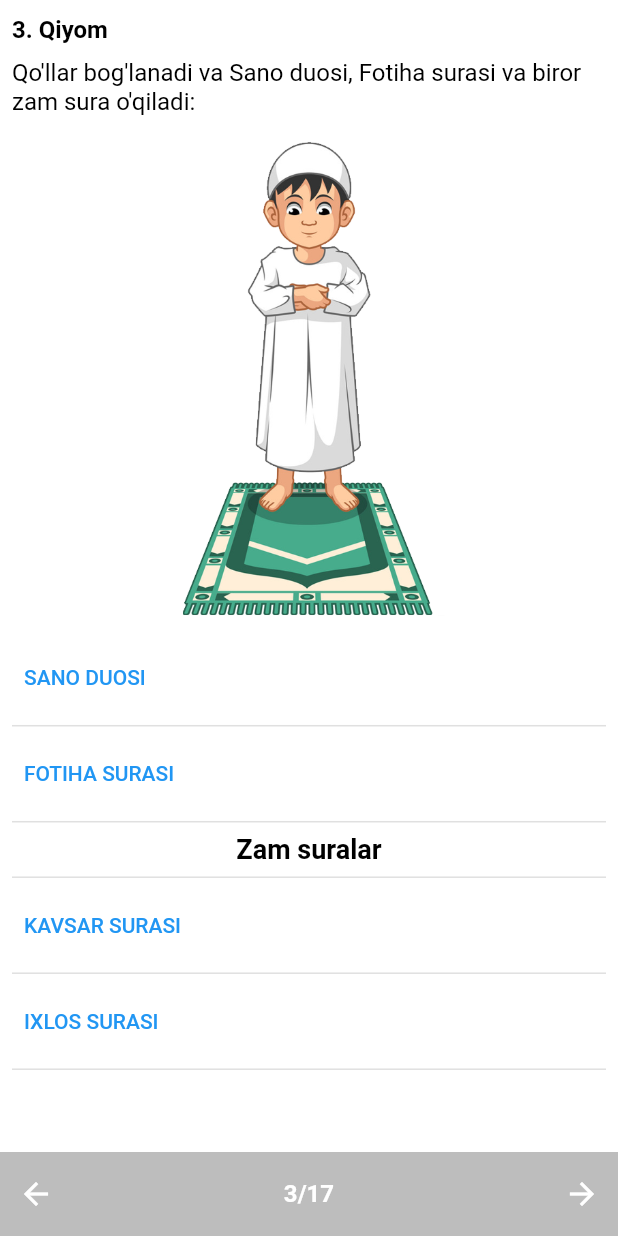
After one commit to burhonjonturdaliyev/namoz_app, a Flutter app: the Qiyom_peshin screen opened directly, on a phone screen of 412 x 824 dp. The commit adds this screen. Run offline on Flutter 3.47's test engine with Material 2 defaults, Android fonts, the light colour scheme and no system bars; our stand-ins replace animated_text_kit, audioplayers; project files that could hold a hidden picture were left out.

Commit message:
beginning of peshin

```diff
--- /dev/null
+++ b/lib/erkaklar_uchun/peshin/pages/3_Qiyom__Peshin.dart
@@ -0,0 +1,378 @@
+// ignore_for_file: camel_case_types, file_names, prefer_const_constructors
+
+import 'package:flutter/material.dart';
+import 'package:namoz_app/erkaklar_uchun/peshin/pages/4_Ruku_Peshin.dart';
+
+import '../../../Widgets/audio.dart';
+import '../../../Widgets/hiden.dart';
+import '../../../Widgets/text_style.dart';
+import '../../../slider/slider_azon.dart';
+
+class Qiyom_peshin extends StatefulWidget {
+  const Qiyom_peshin({super.key});
+
+  @override
+  State<Qiyom_peshin> createState() => _Qiyom_peshinState();
+}
+
+class _Qiyom_peshinState extends State<Qiyom_peshin> {
+  @override
+  Widget build(BuildContext context) {
+    return Scaffold(
+      backgroundColor: Colors.white,
+      body: SafeArea(
+        child: Column(
+          mainAxisAlignment: MainAxisAlignment.spaceBetween,
+          children: [
+            Container(
+              color: Colors.white,
+              height: MediaQuery.of(context).size.height * 0.89,
+              child: Padding(
+                padding: const EdgeInsets.only(top: 10, right: 8, left: 8),
+                child: ListView(
+                  // ignore: prefer_const_literals_to_create_immutables
+                  children: [
+                    Row(
+                      // ignore: prefer_const_literals_to_create_immutables
+                      children: [
+                        Bold_style(text: "3. Qiyom"),
+                      ],
+                    ),
+                    SizedBox(
+                      height: 10,
+                    ),
+                    Row(
+                      children: [
+                        Info_style(
+                            text:
+                                "Qo'llar bog'lanadi va Sano duosi, Fotiha surasi va biror zam sura o'qiladi:")
+                      ],
+                    ),
+                    SizedBox(
+                      height: 10,
+                    ),
+                    Row(
+                      mainAxisAlignment: MainAxisAlignment.center,
+                      children: [
+                        Image.asset(
+                          "Images/Niyat.png",
+                          width: MediaQuery.of(context).size.width * 0.45,
+                        )
+                      ],
+                    ),
+                    SizedBox(
+                      height: 10,
+                    ),
+                    Hiden_context(
+                        Display: Column(children: [
+                          Row(
+                            // ignore: prefer_const_literals_to_create_immutables
+                            children: [
+                              Bold_style(
+                                  text:
+                                      "Subhanakallouhumma va bihamdika va tabarokasmuka va taa’la jadduka va la ilaha g‘oyruk")
+                            ],
+                          ),
+                          SizedBox(
+                            height: 10,
+                          ),
+                          Row(
+                            children: [
+                              Info_style(
+                                  text:
+                                      "Ma'nosi: «Allohim! Sening noming muborakdir. Shon-sharafing ulug'dir. Sendan o'zga iloh yo'qdir»")
+                            ],
+                          ),
+                          SizedBox(
+                            height: 15,
+                          ),
+                          Row(
+                            mainAxisAlignment: MainAxisAlignment.center,
+                            children: [
+                              Audio_widgets(location: ("Sano_duo.mp3"))
+                            ],
+                          )
+                        ]),
+                        Hide: "SANO DUOSI",
+                        Show: "SANO DUOSI"),
+                    Divider(
+                      thickness: 1,
+                    ),
+                    Hiden_context(
+                        Display: Column(children: [
+                          Row(
+                            // ignore: prefer_const_literals_to_create_immutables
+                            children: [
+                              Italic_style(
+                                  text:
+                                      "بِسْمِ اللَّهِ الرَّحْمَٰنِ الرَّحِيمِ \nالْحَمْدُ لِلَّهِ رَبِّ الْعَالَمِينَ \nالرَّحْمَٰنِ الرَّحِيمِ \nمَالِكِ يَوْمِ الدِّينِ \nإِيَّاكَ نَعْبُدُ وَإِيَّاكَ نَسْتَعِينُ \nاهْدِنَا الصِّرَاطَ الْمُسْتَقِيمَ \nصِرَاطَ الَّذِينَ أَنْعَمْتَ عَلَيْهِمْ غَيْرِ الْمَغْضُوبِ عَلَيْهِمْ وَلَا الضَّالِّينَ ")
+                            ],
+                          ),
+                          SizedBox(
+                            height: 10,
+                          ),
+                          Row(
+                            // ignore: prefer_const_literals_to_create_immutables
+                            children: [
+                              Bold_style(
+                                  text:
+                                      "A’uzu billahi minash shaytonir rojiym. Bismillahir rohmanir rohiym. Al hamdulillahi robbil ‘alamiyn. Ar-rohmanir rohiym. Maliki yavmiddiyn. Iyyaka na’budu va iyyaka nasta’iyn. Ihdinas sirotol mustaqiym. Sirotollaziyna an’amta ‘alayhim g‘oyril mag‘zubi ‘alayhim valazzolliyn.")
+                            ],
+                          ),
+                          SizedBox(
+                            height: 10,
+                          ),
+                          Row(
+                            children: [
+                              Info_style(
+                                  text:
+                                      "Mazmuni: Allohning dargohidan quvilgan shayton yomonligidan Allohning panohiga qochaman. Mehribon va rahmli Alloh nomi bilan (boshlayman). Hamd olamlar rabbi Allohgakim, (U) mehribon, rahmli va hisob-kitob kuni (Qiyomat)ning egasidir. Sengagina ibodat qilamiz va Sendangina yordam so'raymiz! Bizni shunday to'g'ri yo'lga boshlaginki, (U) Sen in'om (hidoyat) etganlarning (payg'ambarlar, siddiq va shahidlarning) yo'lidir, g'azabga uchragan (Muso qavmidan itoatsizlarining) va adashgan (Iso qavmining «Allohning farzandi bor» deydigan)larning emas!")
+                            ],
+                          ),
+                          SizedBox(
+                            height: 15,
+                          ),
+                          Row(
+                            mainAxisAlignment: MainAxisAlignment.center,
+                            children: [
+                              Audio_widgets(location: ("Fotiha_surasi.mp3"))
+                            ],
+                          )
+                        ]),
+                        Hide: "FOTIHA SURASI",
+                        Show: "FOTIHA SURASI"),
+                    Divider(
+                      thickness: 1,
+                    ),
+                    Row(
+                      mainAxisAlignment: MainAxisAlignment.center,
+                      // ignore: prefer_const_literals_to_create_immutables
+                      children: [
+                        Text(
+                          "Zam suralar",
+                          style: TextStyle(
+                              color: Colors.black,
+                              fontSize: 18,
+                              fontWeight: FontWeight.bold),
+                        )
+                      ],
+                    ),
+                    Divider(
+                      thickness: 1,
+                    ),
+                    Hiden_context(
+                        Display: Column(children: [
+                          Row(
+                            // ignore: prefer_const_literals_to_create_immutables
+                            children: [
+                              Italic_style(
+                                  text:
+                                      "إِنَّا أَعْطَيْنَاكَ الْكَوْثَرَ \nفَصَلِّ لِرَبِّكَ وَانْحَرْ \nإِنَّ شَانِئَكَ هُوَ الْأَبْتَرُ ")
+                            ],
+                          ),
+                          SizedBox(
+                            height: 10,
+                          ),
+                          Row(
+                            // ignore: prefer_const_literals_to_create_immutables
+                            children: [
+                              Bold_style(
+                                  text:
+                                      "Inna a’toynakal-kavsar. Fa solli lirobbika vanhar. Inna shaniaka huval abtar.")
+                            ],
+                          ),
+                          SizedBox(
+                            height: 10,
+                          ),
+                          Row(
+                            children: [
+                              Info_style(
+                                  text:
+                                      "Mazmuni: «(Ey Muhammad,) darhaqiqat, Biz Sizga Kavsarni berdik. Bas, Rabbingiz uchun namoz o'qing va (tuya) so'yib qurbonlik qiling! Albatta, g'animingizning o'zi (barcha yaxshiliklardan) mahrumdir».")
+                            ],
+                          ),
+                          SizedBox(
+                            height: 10,
+                          ),
+                          Row(
+                            children: [
+                              Info_style(
+                                  text:
+                                      "(Kavsar — jannatdagi bir ajib daryo yoki hovuzning nomi. Uning suvi asaldan totli, qor va suvdan oq. Undan ichgan kishi abadiy chanqoqlik ko'rmaydi.)")
+                            ],
+                          ),
+                          SizedBox(
+                            height: 15,
+                          ),
+                          Row(
+                            mainAxisAlignment: MainAxisAlignment.center,
+                            children: [
+                              Audio_widgets(location: ("Kavsar_surasi.mp3"))
+                            ],
+                          )
+                        ]),
+                        Hide: "KAVSAR SURASI",
+                        Show: "KAVSAR SURASI"),
+                    Divider(
+                      thickness: 1,
+                    ),
+                    Hiden_context(
+                        Display: Column(children: [
+                          Row(
+                            // ignore: prefer_const_literals_to_create_immutables
+                            children: [
+                              Italic_style(
+                                  text:
+                                      "قُلْ هُوَ اللَّهُ أَحَدٌ \nاللَّهُ الصَّمَدُ \nلَمْ يَلِدْ وَلَمْ يُولَدْ \nوَلَمْ يَكُنْ لَهُ كُفُوًا أَحَدٌ ")
+                            ],
+                          ),
+                          SizedBox(
+                            height: 10,
+                          ),
+                          Row(
+                            // ignore: prefer_const_literals_to_create_immutables
+                            children: [
+                              Bold_style(
+                                  text:
+                                      "Qul huvallohu ahad. Allohus-somad. Lam yalid. Va lam yuvlad va lam yakullahu kufuvan ahad.")
+                            ],
+                          ),
+                          SizedBox(
+                            height: 10,
+                          ),
+                          Row(
+                            children: [
+                              Info_style(
+                                  text:
+                                      "Mazmuni: (Ey Muhammad,) ayting: «U — Alloh yagonadir. Alloh behojat, (lekin) hojatbarordir. U tug'magan va tug'ilmagan ham. Shuningdek, Unga teng biror zot yo'qdir».")
+                            ],
+                          ),
+                          SizedBox(
+                            height: 15,
+                          ),
+                          Row(
+                            mainAxisAlignment: MainAxisAlignment.center,
+                            children: [
+                              Audio_widgets(location: ("Ixlos_surasi.mp3"))
+                            ],
+                          )
+                        ]),
+                        Hide: "IXLOS SURASI",
+                        Show: "IXLOS SURASI"),
+                    Divider(
+                      thickness: 1,
+                    ),
+                    Hiden_context(
+                        Display: Column(children: [
+                          Row(
+                            // ignore: prefer_const_literals_to_create_immutables
+                            children: [
+                              Italic_style(
+                                  text:
+                                      "قُلْ أَعُوذُ بِرَبِّ الْفَلَقِ \nمِنْ شَرِّ مَا خَلَقَ \nوَمِنْ شَرِّ غَاسِقٍ إِذَا وَقَبَ \nوَمِنْ شَرِّ النَّفَّاثَاتِ فِي الْعُقَدِ \nوَمِنْ شَرِّ حَاسِدٍ إِذَا حَسَدَ ")
+                            ],
+                          ),
+                          SizedBox(
+                            height: 10,
+                          ),
+                          Row(
+                            // ignore: prefer_const_literals_to_create_immutables
+                            children: [
+                              Bold_style(
+                                  text:
+                                      "Qul a’uzu birobbil falaq. Min sharri ma xolaq. Va min sharri g‘osiqin iza vaqob. Va min sharrin-naffasati fil ‘uqod. Va min sharri hasidin iza hasad.")
+                            ],
+                          ),
+                          SizedBox(
+                            height: 10,
+                          ),
+                          Row(
+                            children: [
+                              Info_style(
+                                  text:
+                                      "Mazmuni: «(Ey Muhammad,) ayting: \"Panoh tilab iltijo qilurman tong Parvardigoriga yaratgan narsasi yovuzligidan, tugunchaga dam uruvchi ayollar yovuzligidan hamda hasadchining hasadi yovuzligidan\"».")
+                            ],
+                          ),
+                          SizedBox(
+                            height: 15,
+                          ),
+                          Row(
+                            mainAxisAlignment: MainAxisAlignment.center,
+                            children: [
+                              Audio_widgets(location: ("Falaq_surasi.mp3"))
+                            ],
+                          )
+                        ]),
+                        Hide: "FALAQ SURASI",
+                        Show: "FALAQ SURASI"),
+                    Divider(
+                      thickness: 1,
+                    ),
+                    Hiden_context(
+                        Display: Column(children: [
+                          Row(
+                            // ignore: prefer_const_literals_to_create_immutables
+                            children: [
+                              Italic_style(
+                                  text:
+                                      "قُلْ أَعُوذُ بِرَبِّ النَّاسِ \nمَلِكِ النَّاسِ \nإِلَٰهِ النَّاسِ \nمِنْ شَرِّ الْوَسْوَاسِ الْخَنَّاسِ \nالَّذِي يُوَسْوِسُ فِي صُدُورِ النَّاسِ \nمِنَ الْجِنَّةِ وَالنَّاسِ ")
+                            ],
+                          ),
+                          SizedBox(
+                            height: 10,
+                          ),
+                          Row(
+                            // ignore: prefer_const_literals_to_create_immutables
+                            children: [
+                              Bold_style(
+                                  text:
+                                      "Qul a’uzu birrobin-nasi malikin-nasi ilahin-nasi min sharril vasvasil xonnas. Allaziy yuvasvisu fiy sudurin-nasi minal jinnati van-nas.")
+                            ],
+                          ),
+                          SizedBox(
+                            height: 10,
+                          ),
+                          Row(
+                            children: [
+                              Info_style(
+                                  text:
+                                      "Mazmuni: «(Ey Muhammad,) ayting: \"Panoh tilab iltijo qilurman odamlar Parvardigoriga, odamlar Podshohiga, odamlar Ilohiga yashirin vasvasachi (shayton) yovuzligidanki, (u) odamlarning dillariga vasvasa solur. (O'zi) jinlar va odamlardandir\"».")
+                            ],
+                          ),
+                          SizedBox(
+                            height: 15,
+                          ),
+                          Row(
+                            mainAxisAlignment: MainAxisAlignment.center,
+                            children: [
+                              Audio_widgets(location: ("An_Nos_surasi.mp3"))
+                            ],
+                          )
+                        ]),
+                        Hide: "AN-NOS SURASI",
+                        Show: "AN-NOS SURASI"),
+                    Divider(
+                      thickness: 1,
+                    ),
+                    SizedBox(
+                      height: 20,
+                    )
+                  ],
+                ),
+              ),
+            ),
+            NavigationContainer(
+                currentPage: "3/17",
+                onNextPressed: () {
+                  Navigator.of(context).push(
+                      MaterialPageRoute(builder: (context) => Ruku_peshin()));
+                },
+                onPrevPressed: () {
+                  Navigator.pop(context);
+                })
+          ],
+        ),
+      ),
+    );
+  }
+}
```
Also changed, not shown: lib/erkaklar_uchun/azon/navigate/navigator_azon.dart (deleted, +0 -48 lines), lib/erkaklar_uchun/erkaklar_uchun_namoz.dart (+7 -1 lines), lib/erkaklar_uchun/peshin/Moduls/Modul_Peshin.dart (added, +63 -0 lines), lib/erkaklar_uchun/peshin/models/models_peshin.dart (added, +9 -0 lines), lib/erkaklar_uchun/peshin/pages/1_Niyat_Peshin.dart (added, +92 -0 lines), lib/erkaklar_uchun/peshin/pages/2_Takbir_Peshin.dart (added, +70 -0 lines), lib/erkaklar_uchun/peshin/pages/4_Ruku_Peshin.dart (added, +67 -0 lines).
